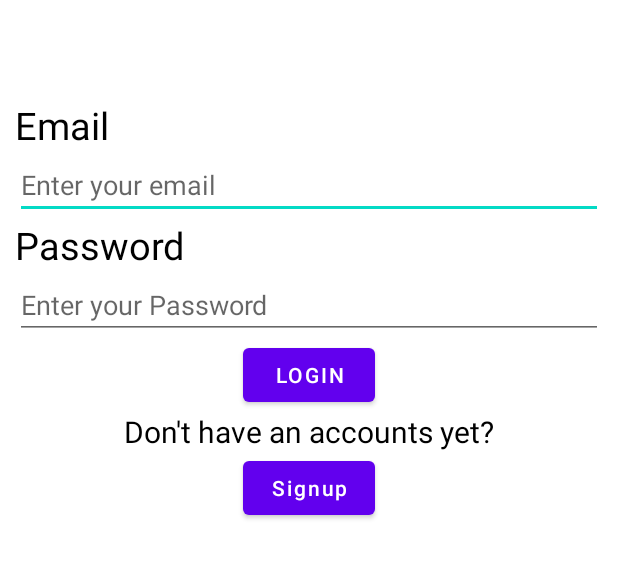
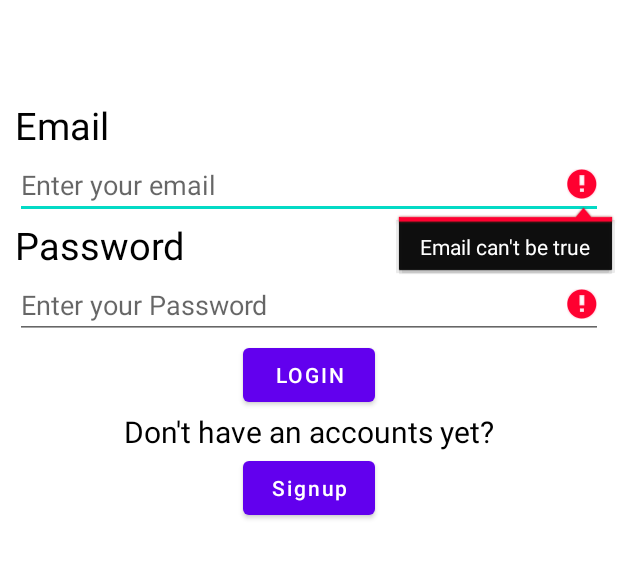
Before and after one commit to minuschuman/mobile_programming-Shared_preferences, an Android app: the screen it shows after launch (MainActivity), after a tap on "LOGIN", on a phone screen of 412 x 824 dp, the part 348-927 px from its top. Run offline under Robolectric (Android 15) with nearby library versions, the phone set to English and light mode, and no system bars.

Commit message:
add  form validation and extract user input with relative logic

```diff
--- a/app/src/main/java/com/example/sharedpreferences/MainActivity.java
+++ b/app/src/main/java/com/example/sharedpreferences/MainActivity.java
@@ -3,10 +3,13 @@ package com.example.sharedpreferences;
 import androidx.appcompat.app.AppCompatActivity;
 
 import android.content.Intent;
+import android.content.SharedPreferences;
 import android.os.Bundle;
+import android.text.TextUtils;
 import android.view.View;
 import android.widget.Button;
 import android.widget.EditText;
+import android.widget.Toast;
 
 public class MainActivity extends AppCompatActivity implements View.OnClickListener{
 EditText email, password;
@@ -28,9 +31,39 @@ Button login, signup;
     public void onClick(View v) {
         if(v.getId()==R.id.btnLogin){
             //TODO: login logic
+            String uEmail = email.getText().toString();
+            String uPassword = password.getText().toString();
+            //abc is xml file name
+            SharedPreferences sp = getSharedPreferences("abc", MODE_PRIVATE);
+            String fEmail =sp.getString("email","");
+            String fPassword = sp.getString("password", "");
+
+            if(formValidation(uEmail, uPassword)){
+                if(uEmail.equals(fEmail) && uPassword.equals(fPassword)){
+                    Toast.makeText(MainActivity.this, "Login Successful", Toast.LENGTH_SHORT ).show();
+                }else {
+                    Toast.makeText(MainActivity.this, "Login Failed", Toast.LENGTH_SHORT ).show();
+                }
+            }
+
         }else if(v.getId()==R.id.btnSignup){
             Intent iSignup = new Intent(MainActivity.this, SignupActivity.class);
             startActivity(iSignup);
         }
     }
+
+    public boolean formValidation(String email, String password){
+        boolean valid = true;
+        //empty input
+        if(TextUtils.isEmpty(email)){
+            valid = false;
+            this.email.setError("Email can't be true");
+        }
+
+        if(TextUtils.isEmpty(password)){
+            valid = false;
+            this.password.setError("Password can't be true");
+        }
+        return valid;
+    }
 }
```
Also changed, not shown: app/src/main/java/com/example/sharedpreferences/SignupActivity.java (+38 -0 lines).
